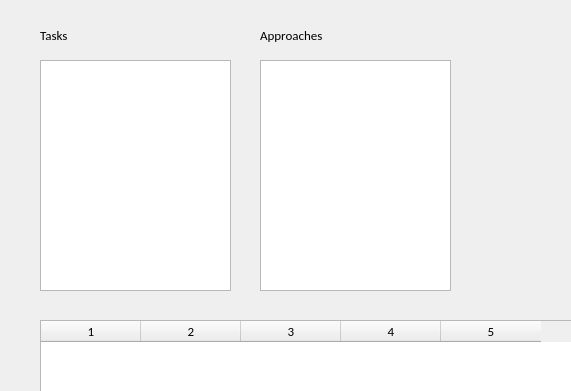
Qt form task-approach/mainwindow.ui (tinrael/exam-winter) before a commit; both pictures show x 0 to 571 and y 0 to 391 of the 800 by 600 pixel window.
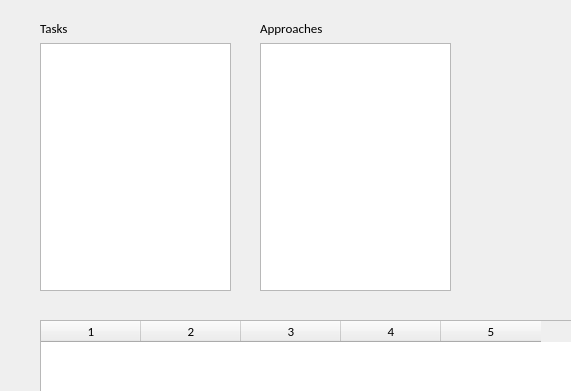
The same form after that commit.

Commit message: Added vertical layouts for tasks and approaches

What changed in the file:
```diff
--- a/task-approach/mainwindow.ui
+++ b/task-approach/mainwindow.ui
@@ -14,28 +14,6 @@
    <string>Solution</string>
   </property>
   <widget class="QWidget" name="centralwidget">
-   <widget class="QListWidget" name="lwTasks">
-    <property name="geometry">
-     <rect>
-      <x>40</x>
-      <y>60</y>
-      <width>191</width>
-      <height>231</height>
-     </rect>
-    </property>
-    <property name="font">
-     <font>
-      <family>Calibri</family>
-      <pointsize>10</pointsize>
-     </font>
-    </property>
-    <property name="focusPolicy">
-     <enum>Qt::NoFocus</enum>
-    </property>
-    <property name="sortingEnabled">
-     <bool>false</bool>
-    </property>
-   </widget>
    <widget class="QTableWidget" name="tblResults">
     <property name="geometry">
      <rect>
@@ -60,72 +38,6 @@
     <column/>
     <column/>
    </widget>
-   <widget class="QLabel" name="lblTasks">
-    <property name="geometry">
-     <rect>
-      <x>40</x>
-      <y>20</y>
-      <width>191</width>
-      <height>31</height>
-     </rect>
-    </property>
-    <property name="font">
-     <font>
-      <family>Calibri</family>
-      <pointsize>10</pointsize>
-     </font>
-    </property>
-    <property name="text">
-     <string>Tasks</string>
-    </property>
-    <property name="alignment">
-     <set>Qt::AlignLeading|Qt::AlignLeft|Qt::AlignVCenter</set>
-    </property>
-   </widget>
-   <widget class="QListWidget" name="lwApproaches">
-    <property name="geometry">
-     <rect>
-      <x>260</x>
-      <y>60</y>
-      <width>191</width>
-      <height>231</height>
-     </rect>
-    </property>
-    <property name="font">
-     <font>
-      <family>Calibri</family>
-      <pointsize>10</pointsize>
-     </font>
-    </property>
-    <property name="focusPolicy">
-     <enum>Qt::NoFocus</enum>
-    </property>
-    <property name="sortingEnabled">
-     <bool>false</bool>
-    </property>
-   </widget>
-   <widget class="QLabel" name="lblApproaches">
-    <property name="geometry">
-     <rect>
-      <x>260</x>
-      <y>20</y>
-      <width>191</width>
-      <height>31</height>
-     </rect>
-    </property>
-    <property name="font">
-     <font>
-      <family>Calibri</family>
-      <pointsize>10</pointsize>
-     </font>
-    </property>
-    <property name="text">
-     <string>Approaches</string>
-    </property>
-    <property name="alignment">
-     <set>Qt::AlignLeading|Qt::AlignLeft|Qt::AlignVCenter</set>
-    </property>
-   </widget>
    <widget class="QPushButton" name="pbSolve">
     <property name="enabled">
      <bool>false</bool>
@@ -150,6 +62,94 @@
      <bool>false</bool>
     </property>
    </widget>
+   <widget class="QWidget" name="">
+    <property name="geometry">
+     <rect>
+      <x>260</x>
+      <y>20</y>
+      <width>191</width>
+      <height>271</height>
+     </rect>
+    </property>
+    <layout class="QVBoxLayout" name="vlApproaches">
+     <item>
+      <widget class="QLabel" name="lblApproaches">
+       <property name="font">
+        <font>
+         <family>Calibri</family>
+         <pointsize>10</pointsize>
+        </font>
+       </property>
+       <property name="text">
+        <string>Approaches</string>
+       </property>
+       <property name="alignment">
+        <set>Qt::AlignLeading|Qt::AlignLeft|Qt::AlignVCenter</set>
+       </property>
+      </widget>
+     </item>
+     <item>
+      <widget class="QListWidget" name="lwApproaches">
+       <property name="font">
+        <font>
+         <family>Calibri</family>
+         <pointsize>10</pointsize>
+        </font>
+       </property>
+       <property name="focusPolicy">
+        <enum>Qt::NoFocus</enum>
+       </property>
+       <property name="sortingEnabled">
+        <bool>false</bool>
+       </property>
+      </widget>
+     </item>
+    </layout>
+   </widget>
+   <widget class="QWidget" name="">
+    <property name="geometry">
+     <rect>
+      <x>40</x>
+      <y>20</y>
+      <width>191</width>
+      <height>271</height>
+     </rect>
+    </property>
+    <layout class="QVBoxLayout" name="vlTasks">
+     <item>
+      <widget class="QLabel" name="lblTasks">
+       <property name="font">
+        <font>
+         <family>Calibri</family>
+         <pointsize>10</pointsize>
+        </font>
+       </property>
+       <property name="text">
+        <string>Tasks</string>
+       </property>
+       <property name="alignment">
+        <set>Qt::AlignLeading|Qt::AlignLeft|Qt::AlignVCenter</set>
+       </property>
+      </widget>
+     </item>
+     <item>
+      <widget class="QListWidget" name="lwTasks">
+       <property name="font">
+        <font>
+         <family>Calibri</family>
+         <pointsize>10</pointsize>
+        </font>
+       </property>
+       <property name="focusPolicy">
+        <enum>Qt::NoFocus</enum>
+       </property>
+       <property name="sortingEnabled">
+        <bool>false</bool>
+       </property>
+      </widget>
+     </item>
+    </layout>
+   </widget>
   </widget>
   <widget class="QMenuBar" name="menubar">
    <property name="geometry">
```
